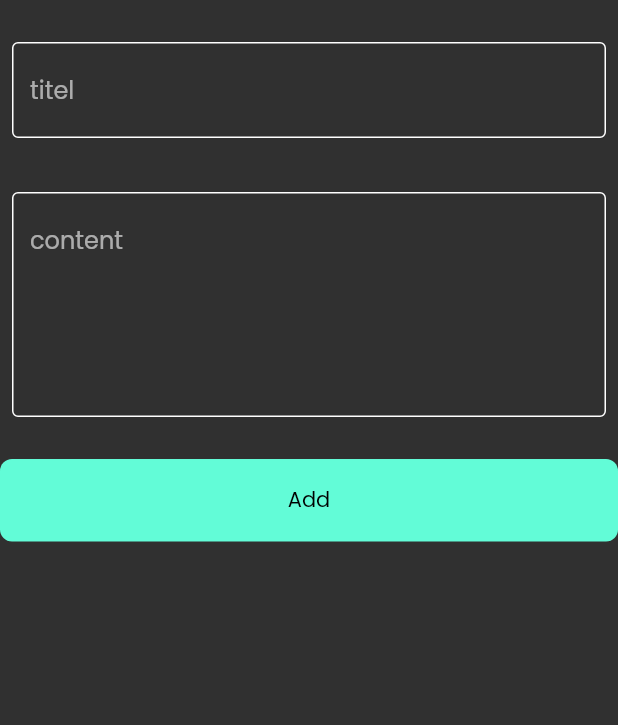
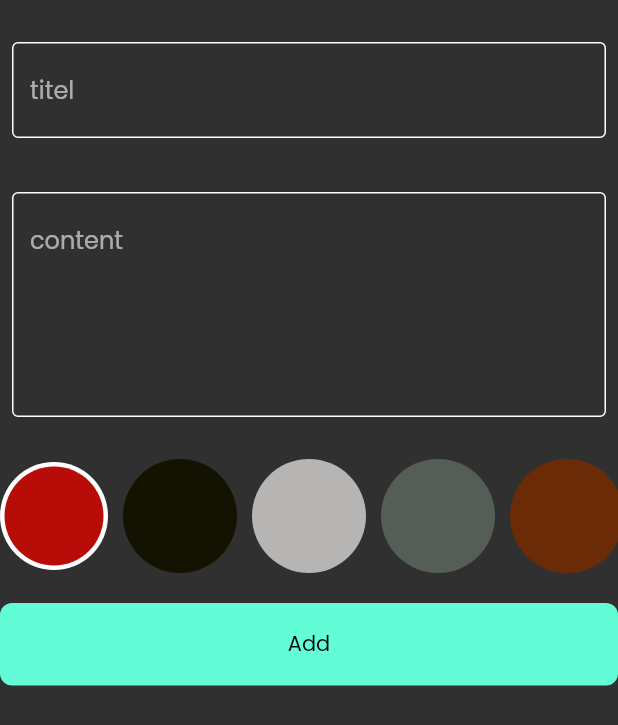
Before and after one commit to EngFahd/note-app_ae, a Flutter app: the AddNoteForm widget shown alone on an empty page, opened directly, on a phone screen of 412 x 824 dp. Shown: the top 725 px of the screen. Run offline on Flutter 3.47's test engine with Material 2 defaults, Android fonts, the phone set to English and light mode, and no system bars; our stand-ins replace bloc, flutter_bloc, hive, hive_flutter, modal_progress_hud_nsn; accounts and stored records are empty.

Commit message:
create list colors

```diff
--- a/lib/widgites/AddnoteSheet.dart
+++ b/lib/widgites/AddnoteSheet.dart
@@ -1,4 +1,3 @@
-
 import 'package:flutter/material.dart';
 import 'package:flutter_bloc/flutter_bloc.dart';
 import 'package:intl/intl.dart';
@@ -51,6 +50,10 @@ class _AddNoteFormState extends State<AddNoteForm> {
             const SizedBox(
               height: 20,
             ),
+            ColorListViwe(),
+            const SizedBox(
+              height: 20,
+            ),
             BlocBuilder<NoteCubitCubit, NoteCubitState>(
               builder: (context, state) {
                 return customButton(
@@ -59,7 +62,8 @@ class _AddNoteFormState extends State<AddNoteForm> {
                     if (glopalKey.currentState!.validate()) {
                       glopalKey.currentState!.save();
                       // formateDate(buttern)
-                      var formateDate = DateFormat('dd-MM-yyyy').format(DateTime.now());
+                      var formateDate =
+                          DateFormat('dd-MM-yyyy').format(DateTime.now());
                       NoteModel noteModel = NoteModel(
                           titel: titel!,
                           subTitel: subTitel!,
@@ -77,10 +81,75 @@ class _AddNoteFormState extends State<AddNoteForm> {
             ),
             const SizedBox(
               height: 20,
-            )
+            ),
           ],
         ),
       ),
     );
   }
 }
+
+class ColorItem extends StatelessWidget {
+  const ColorItem({super.key, required this.Isactive, required this.color});
+  final bool Isactive;
+  final Color color;
+  @override
+  Widget build(BuildContext context) {
+    return Isactive
+        ? CircleAvatar(
+            radius: 36,
+            backgroundColor: Colors.white,
+            child: CircleAvatar(
+              backgroundColor: color,
+              radius: 33,
+            ),
+          )
+        : CircleAvatar(
+            backgroundColor: color,
+            radius: 38,
+          );
+  }
+}
+
+class ColorListViwe extends StatefulWidget {
+  const ColorListViwe({super.key});
+
+  @override
+  State<ColorListViwe> createState() => _ColorListViweState();
+}
+
+class _ColorListViweState extends State<ColorListViwe> {
+  List<Color> colors = [
+    Color(0xffB80C09),
+    Color(0xff141301),
+    Color(0xffB7B5B3),
+    Color(0xff545E56),
+    Color(0xff6B2B06),
+  ];
+  int currentState = 0;
+  @override
+  Widget build(BuildContext context) {
+    return SizedBox(
+      height: 38 * 2,
+      child: ListView.builder(
+        scrollDirection: Axis.horizontal,
+        itemCount: colors.length,
+        itemBuilder: (context, index) {
+          return GestureDetector(
+            onTap: () {
+              currentState = index;
+              setState(() {});
+            },
+            child: Padding(
+              padding: const EdgeInsets.only(right: 10),
+              child: ColorItem(
+                color: colors[index],
+                Isactive: currentState == index,
+              ),
+            ),
+          );
+        },
+      ),
+    );
+  }
+}
```
